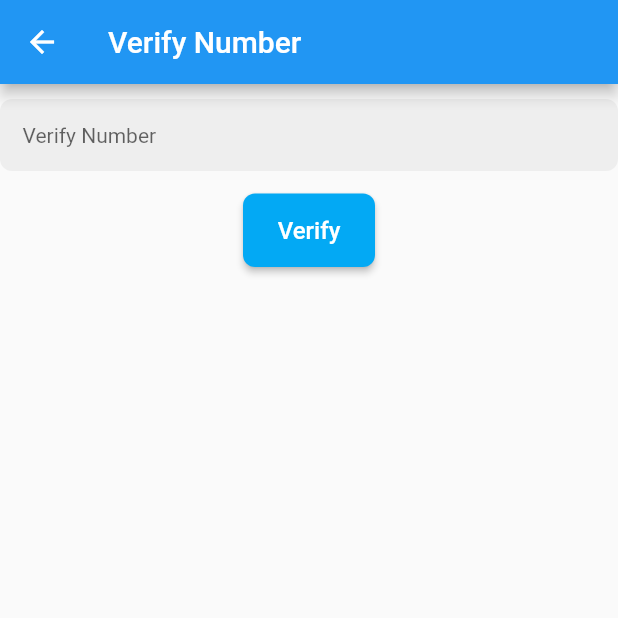
After one commit to hvannak/customerportal, a Flutter app: the VerifyUserData screen opened directly, on a phone screen of 412 x 824 dp, the top half of it. The commit adds this screen. Run offline on Flutter 3.47's test engine with Material 2 defaults, Android fonts, the phone set to English and light mode, and no system bars; our stand-ins replace auto_size_text, shared_preferences; accounts and stored records are empty.

Commit message:
update register verify

```diff
--- a/lib/main.dart
+++ b/lib/main.dart
@@ -16,11 +16,11 @@ class MyApp extends StatelessWidget {
   Widget build(BuildContext context) {
     return MaterialApp(
       debugShowCheckedModeBanner: false,
-      title: 'Flutter Demo',
+      title: 'Main',
       theme: ThemeData(
         primarySwatch: Colors.blue,
       ),
-      home: MyHomePage(title: 'Flutter Demo Home Page'),
+      home: MyHomePage(title: 'Main Page'),
     );
   }
 }
--- /dev/null
+++ b/lib/verifyuserdata.dart
@@ -0,0 +1,124 @@
+import 'package:customerportal/waitingdialog.dart';
+import 'package:flutter/material.dart';
+import 'package:shared_preferences/shared_preferences.dart';
+
+import 'helpers/apiHelper .dart';
+import 'main.dart';
+
+class VerifyUserData extends StatefulWidget {
+  final Map<String, dynamic> body;
+  final int random;
+  VerifyUserData({this.body,this.random});
+  @override
+  _VerifyUserDataState createState() => _VerifyUserDataState(this.body,this.random);
+}
+
+class _VerifyUserDataState extends State<VerifyUserData> {
+  final Map<String, dynamic> body;
+  final int random;
+  _VerifyUserDataState(this.body,this.random);
+  final _formKey = GlobalKey<FormState>();
+  final _globalKey = GlobalKey<ScaffoldState>();
+  final _verifyNumber = TextEditingController();
+  ApiHelper _apiHelper;
+
+  _loadSetting() async {
+    SharedPreferences prefs = await SharedPreferences.getInstance();
+    setState(() {
+      _apiHelper = ApiHelper(prefs);
+    });
+  }
+
+  Future<void> fetchPost() async {
+      try{
+        WaitingDialogs().showLoadingDialog(context, _globalKey);
+        final response = await _apiHelper.fetchPost1('/api/ApplicationUser/Register', body);
+        if (response.statusCode == 200) {
+          Navigator.of(_globalKey.currentContext,rootNavigator: true).pop();
+          Navigator.of(context).pop();
+        } else {
+          Navigator.of(context).pop();
+          final snackBar = SnackBar(content: Text('Failed to register'));
+          _globalKey.currentState.showSnackBar(snackBar);
+        }
+      }
+      catch(e){
+        Navigator.of(context).pop();
+        final snackBar = SnackBar(content: Text('Cannot connect to host'));
+        _globalKey.currentState.showSnackBar(snackBar);
+      }
+
+  }
+
+@override
+  void initState() {
+    super.initState();
+    _loadSetting();
+  }
+  @override
+  Widget build(BuildContext context) {
+    return Scaffold(
+      appBar: AppBar(title: Text('Verify Number')),
+      key: _globalKey,
+      body: Container(
+          child: Form(
+        key: _formKey,
+        child: Column(
+          children: <Widget>[
+            Padding(
+                padding: EdgeInsets.symmetric(vertical: 10.0),
+                child: TextFormField(
+                  controller: _verifyNumber,
+                  keyboardType: TextInputType.number,
+                  validator: (val) => val.isEmpty ? "Verify is required" : null,
+                  autocorrect: false,
+                  autofocus: false,
+                  style: TextStyle(fontSize: 14.0),
+                  decoration: InputDecoration(
+                    hintText: "Verify Number",
+                    border: OutlineInputBorder(
+                        borderRadius: BorderRadius.circular(8),
+                        borderSide: BorderSide(
+                          width: 0,
+                          style: BorderStyle.none,
+                        )),
+                    filled: true,
+                    fillColor: Colors.grey[200],
+                    contentPadding: EdgeInsets.all(15.0),
+                  ),
+                )),
+            Padding(
+                padding: EdgeInsets.only(top: 5.0),
+                child: Row(
+                  mainAxisAlignment: MainAxisAlignment.center,
+                  children: <Widget>[
+                    Center(
+                      child: RaisedButton(
+                        padding: EdgeInsets.symmetric(vertical: 15.0),
+                        color: Colors.lightBlue,
+                        shape: new RoundedRectangleBorder(
+                          borderRadius: new BorderRadius.circular(8.0),
+                        ),
+                        onPressed: () {
+                          if (_formKey.currentState.validate() && _verifyNumber.text.trim() == random.toString()) {
+                            fetchPost();
+                          }
+                          else{
+                            final snackBar = SnackBar(content: Text('Your verify number is not correct.'));
+                            _globalKey.currentState.showSnackBar(snackBar);
+                          }
+                        },
+                        child: Text(
+                          'Verify',
+                          style: TextStyle(fontSize: 16.0, color: Colors.white),
+                        ),
+                      ),
+                    )
+                  ],
+                ))
+          ],
+        ),
+      )),
+    );
+  }
+}
```
Also changed, not shown: lib/register.dart (+25 -37 lines).
